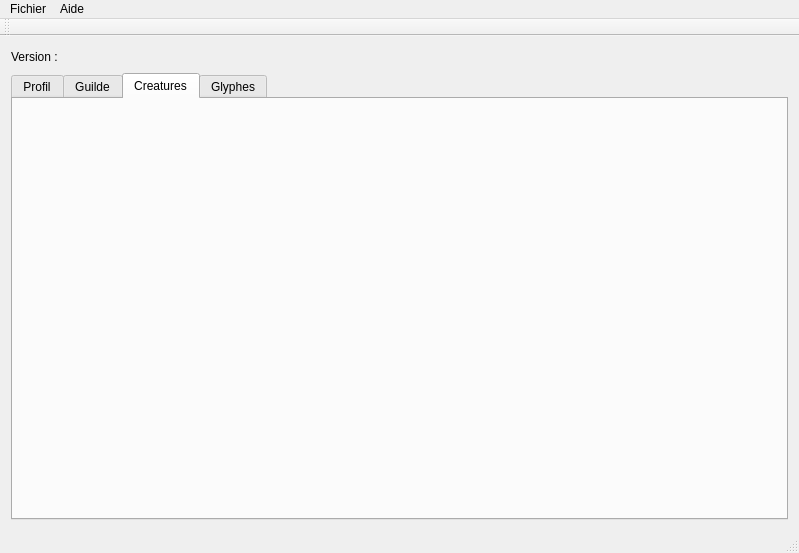
Before: the Qt Designer form MMEGOptimizer.ui in FrenchieTucker/MMEGOptimizer, drawn with Qt 5.
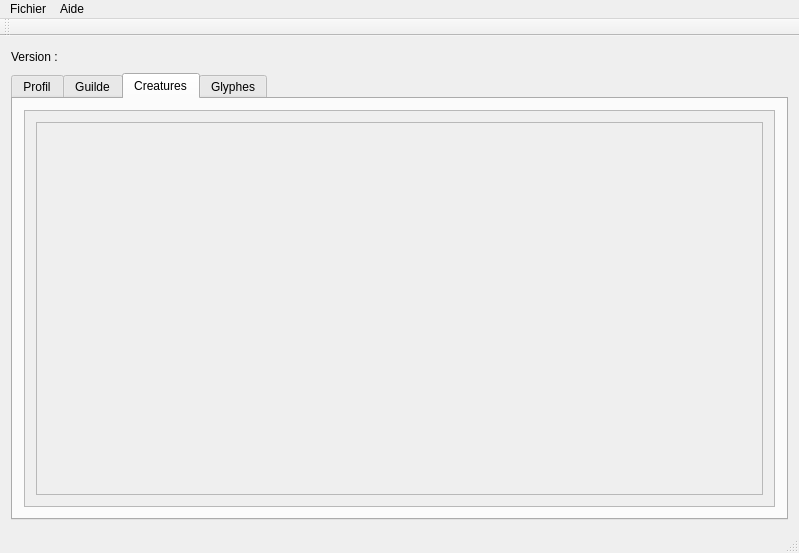
After: the same form once the commit is applied. The open tabs and pages were chosen to show the change.

Commit message: Ajout de l'affichage des créatures : nom, id, level + mise en place des widgets pour définir les emplacements

The edit to the form file:
```diff
--- a/MMEGOptimizer.ui
+++ b/MMEGOptimizer.ui
@@ -519,6 +519,37 @@
        <attribute name="title">
         <string>Creatures</string>
        </attribute>
+       <layout class="QVBoxLayout" name="verticalLayout_3">
+        <item>
+         <widget class="QScrollArea" name="m_creaturesScrollArea">
+          <property name="widgetResizable">
+           <bool>true</bool>
+          </property>
+          <widget class="QWidget" name="m_creaturesWidgetContents">
+           <property name="geometry">
+            <rect>
+             <x>0</x>
+             <y>0</y>
+             <width>757</width>
+             <height>401</height>
+            </rect>
+           </property>
+           <layout class="QVBoxLayout" name="verticalLayout_6">
+            <item>
+             <widget class="QFrame" name="m_creaturesWdg">
+              <property name="frameShape">
+               <enum>QFrame::StyledPanel</enum>
+              </property>
+              <property name="frameShadow">
+               <enum>QFrame::Raised</enum>
+              </property>
+             </widget>
+            </item>
+           </layout>
+          </widget>
+         </widget>
+        </item>
+       </layout>
       </widget>
       <widget class="QWidget" name="m_runesTab">
        <attribute name="title">
```
Left out of the diff: 14 changed lines with no effect on the pictures. The commit also changes 7 other files.
